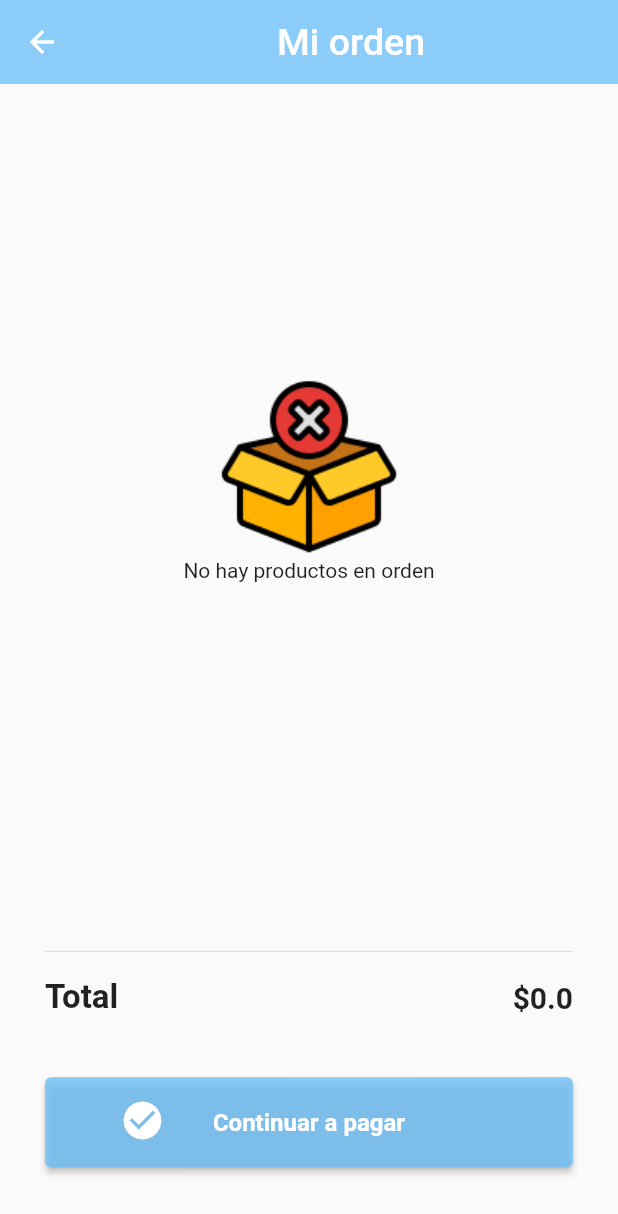
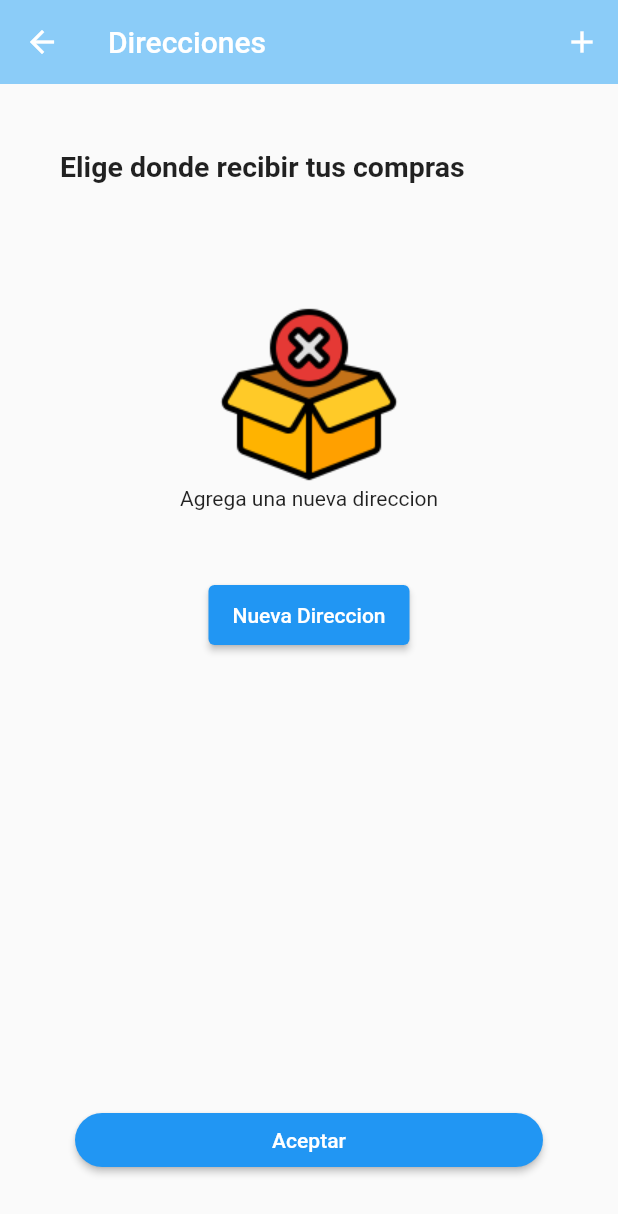
Before and after one commit to SamuelCamacho2/proyecto_flutter, a Flutter app: the ClientOrderCreatePage screen opened by its route, after a tap on "Continuar a pagar", on a phone screen of 412 x 824 dp. Shown: the top 1214 px of the screen. Run offline on Flutter 3.47's test engine with Material 2 defaults, Android fonts, the phone set to English and light mode, and no system bars; our stand-ins replace flutter_image_slideshow, flutter_masked_text2, fluttertoast, google_maps_flutter, image_picker, modal_bottom_sheet and 3 more; missing offline and left inert: dart:ffi; accounts and stored records are empty.

Commit message:
direcciones page

```diff
--- a/project/lib/API/environment.dart
+++ b/project/lib/API/environment.dart
@@ -1,3 +1,4 @@
 class Environment {
-  static const String API_DELIVERY = "192.168.100.126:3000";
+  // static const String API_DELIVERY = "192.168.100.126:3000";.3
+  static const String API_DELIVERY = "192.168.100.17:3000";
 }
--- /dev/null
+++ b/project/lib/pages/client/address/list/client_address_list_controler.dart
@@ -0,0 +1,15 @@
+import 'package:flutter/material.dart';
+
+class ClientAddressListController {
+  BuildContext? context;
+  Function? refresh;
+
+  Future? init(BuildContext context, Function refresh) {
+    this.context = context;
+    this.refresh = refresh;
+  }
+
+  void goToNewAddress() {
+    Navigator.pushNamed(context!, '/client/address/create');
+  }
+}
--- /dev/null
+++ b/project/lib/pages/client/address/list/client_address_list_page.dart
@@ -0,0 +1,93 @@
+import 'package:flutter/material.dart';
+import 'package:flutter/scheduler.dart';
+import 'package:project/pages/client/address/list/client_address_list_controler.dart';
+import 'package:project/widget/no_data_widget.dart';
+
+class ClienAddressListPage extends StatefulWidget {
+  const ClienAddressListPage({super.key});
+
+  @override
+  State<ClienAddressListPage> createState() => _ClienAddressListPageState();
+}
+
+class _ClienAddressListPageState extends State<ClienAddressListPage> {
+  ClientAddressListController _con = new ClientAddressListController();
+  @override
+  void initState() {
+    // TODO: implement initState
+    super.initState();
+    SchedulerBinding.instance.addPostFrameCallback((timeStamp) {
+      _con.init(context, refresh);
+    });
+  }
+
+  @override
+  Widget build(BuildContext context) {
+    return Scaffold(
+      appBar: AppBar(
+        title: Text('Direcciones'),
+        backgroundColor: const Color.fromARGB(200, 109, 191, 248),
+        actions: [_iconAdd()],
+      ),
+      body: Container(
+        width: double.infinity,
+        child: Column(children: [
+          _textSelectAddress(),
+          Container(
+            margin: EdgeInsets.only(top: 30),
+            child: NoDataWidget(text: 'Agrega una nueva direccion'),
+          ),
+          _buttonNewAddress(),
+        ]),
+      ),
+      bottomNavigationBar: _buttonAccept(),
+    );
+  }
+
+  Widget _buttonNewAddress() {
+    return Container(
+      height: 40,
+      child: ElevatedButton(
+          onPressed: _con.goToNewAddress,
+          child: Text('Nueva Direccion'),
+          style: ElevatedButton.styleFrom(primary: Colors.blue)),
+    );
+  }
+
+  Widget _buttonAccept() {
+    return Container(
+      width: double.infinity,
+      margin: EdgeInsets.symmetric(vertical: 40, horizontal: 50),
+      child: ElevatedButton(
+        onPressed: () {},
+        child: Text('Aceptar'),
+        style: ElevatedButton.styleFrom(
+          shape:
+              RoundedRectangleBorder(borderRadius: BorderRadius.circular(30)),
+        ),
+      ),
+    );
+  }
+
+  Widget _textSelectAddress() {
+    return Container(
+      alignment: Alignment.centerLeft,
+      height: 50,
+      margin: EdgeInsets.symmetric(horizontal: 40, vertical: 30),
+      child: Text(
+        'Elige donde recibir tus compras',
+        style: TextStyle(fontSize: 19, fontWeight: FontWeight.bold),
+      ),
+    );
+  }
+
+  Widget _iconAdd() {
+    return IconButton(
+        onPressed: _con.goToNewAddress,
+        icon: Icon(Icons.add, color: Colors.white));
+  }
+
+  void refresh() {
+    setState(() {});
+  }
+}
--- a/project/lib/pages/client/orders/client_orders_create_page_controller.dart
+++ b/project/lib/pages/client/orders/client_orders_create_page_controller.dart
@@ -32,7 +32,7 @@ class ClientOrderCreateController {
     refresh();
   }
 
-  void getTotal(){
+  void getTotal() {
     total = 0;
     selectedProduct.forEach((p) {
       total = total + (p.quantity! * p.price!.toDouble());
@@ -40,15 +40,15 @@ class ClientOrderCreateController {
     refresh!();
   }
 
-  void addItem(Product product){
+  void addItem(Product product) {
     int index = selectedProduct.indexWhere((p) => p.id == product.id);
     selectedProduct[index].quantity = selectedProduct[index].quantity! + 1;
     _pref.save('order', selectedProduct);
     getTotal();
   }
 
-  void removeItem(Product product){
-    if(product.quantity! > 1){
+  void removeItem(Product product) {
+    if (product.quantity! > 1) {
       int index = selectedProduct.indexWhere((p) => p.id == product.id);
       selectedProduct[index].quantity = selectedProduct[index].quantity! - 1;
       _pref.save('order', selectedProduct);
@@ -56,10 +56,13 @@ class ClientOrderCreateController {
     }
   }
 
-  void deleteItem(Product product){
+  void deleteItem(Product product) {
     selectedProduct.removeWhere((p) => p.id == product.id);
     _pref.save('order', selectedProduct);
     getTotal();
   }
 
+  void goToAddress() {
+    Navigator.pushNamed(context!, '/client/address/list');
+  }
 }
--- a/project/pubspec.yaml
+++ b/project/pubspec.yaml
@@ -17,6 +17,7 @@ dependencies:
   flutter_masked_text2: ^0.9.1
   modal_bottom_sheet: ^3.0.0-pre
   flutter_image_slideshow: ^0.1.6
+  google_maps_flutter: ^2.5.0
 
 dev_dependencies:
   flutter_test:
```
Also changed, not shown: project/lib/main.dart (+23 -12 lines), project/lib/pages/client/address/create/client_address_create_controler.dart (added, +21 -0 lines), project/lib/pages/client/address/create/client_address_create_page.dart (added, +125 -0 lines), project/lib/pages/client/address/map/client_address_map_controler.dart (added, +23 -0 lines), project/lib/pages/client/address/map/client_address_map_page.dart (added, +47 -0 lines), project/lib/pages/client/orders/client_orders_create_page.dart (+56 -60 lines), project/pubspec.lock, 3 other files.
